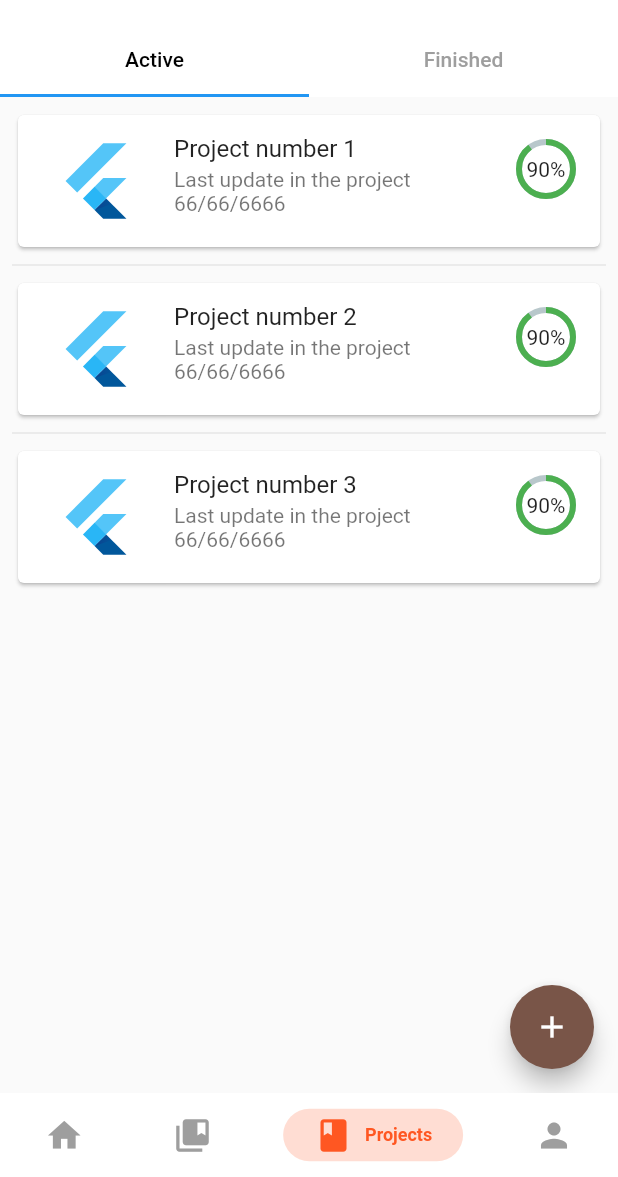
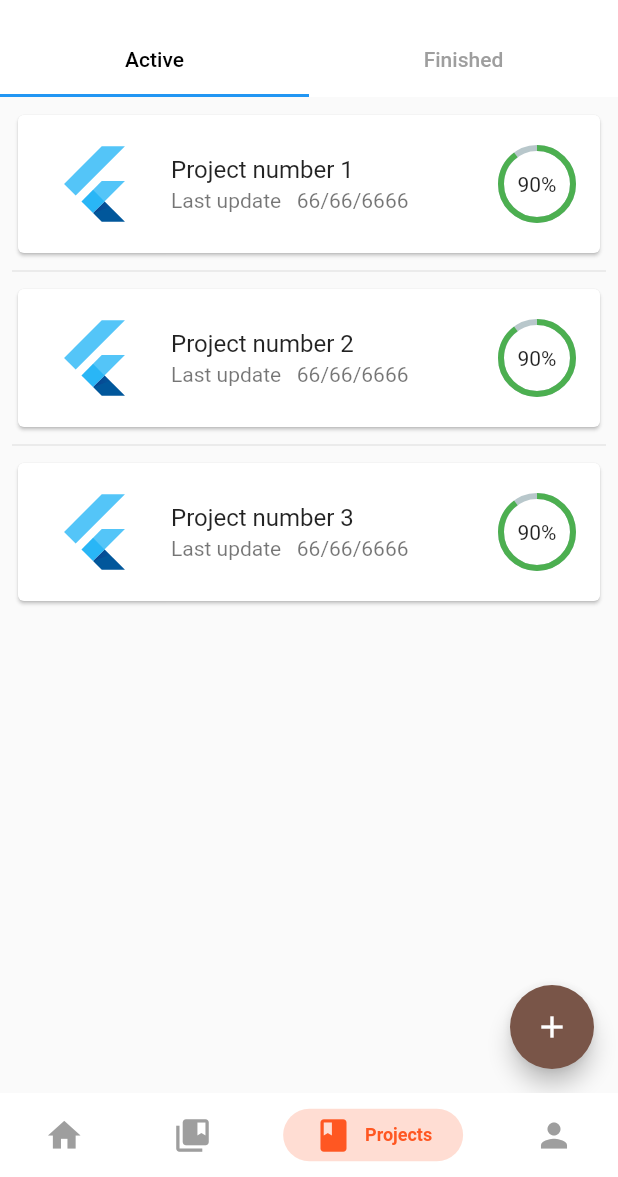
Before and after one commit to isaacRevan24/simple_flutter, a Flutter app: the screen it shows after launch, item 3 of the bottom bar chosen, on a phone screen of 412 x 824 dp, the part 59-1236 px from its top. Run offline on Flutter 3.47's test engine with Material 2 defaults, Android fonts, the phone set to English and light mode, and no system bars; drawn by our look-alikes of percent_indicator, persistent_bottom_nav_bar; our stand-ins replace page_transition; statements that could not run were skipped.

Commit message:
Detalles de los TileList de Active projects

```diff
--- a/lib/main.dart
+++ b/lib/main.dart
@@ -105,3 +105,5 @@ class _MyHomePageState extends State<MyHomePage> {
         );
   }
 }
+
+// TODO: Pasar los strings y los estilos a consts
--- a/lib/pages/widgets/profile_widgets/configuration_options.dart
+++ b/lib/pages/widgets/profile_widgets/configuration_options.dart
@@ -11,6 +11,7 @@ class ConfigurationOptions extends StatelessWidget {
   @override
   Widget build(BuildContext context) {
     return Column(
+      mainAxisAlignment: MainAxisAlignment.spaceEvenly,
       children: <Widget>[
         Card(
           child: ListTile(
--- a/lib/pages/widgets/projects_widgets/active_layout.dart
+++ b/lib/pages/widgets/projects_widgets/active_layout.dart
@@ -1,5 +1,5 @@
 import 'package:flutter/material.dart';
-import 'percent_circular_bar.dart';
+import 'package:simple_flutter/pages/widgets/projects_widgets/project_card.dart';
 
 class ActiveProjects extends StatefulWidget {
   const ActiveProjects({Key key}) : super(key: key);
@@ -20,18 +20,15 @@ class _ActiveProjectsState extends State<ActiveProjects> {
       padding: const EdgeInsets.all(8),
       itemCount: entries.length,
       itemBuilder: (BuildContext context, int index) {
+        // TODO: Refactor this widget to be a function que reciba paramentros y cree el contenido
         return Card(
-          child: ListTile(
-            leading: FlutterLogo(size: 72.0),
-            title: Text('Project number ${entries[index]}'),
-            subtitle: Text('Last update in the project  ${dates[index]}'),
-            trailing: GeneralProjectIndicator(),
-            isThreeLine: true,
-            onTap: () {},
-          ),
+          child: buildProjectCard(index, entries, dates),
         );
       },
       separatorBuilder: (BuildContext context, int index) => const Divider(),
     );
   }
 }
+
+// TODO: Ver el diseño con grid en vez de tile
+// TODO: Hacer una funcion intermedio que maneje el filtrado entre grid y tile
--- a/lib/pages/widgets/projects_widgets/percent_circular_bar.dart
+++ b/lib/pages/widgets/projects_widgets/percent_circular_bar.dart
@@ -11,7 +11,7 @@ class _GeneralProjectIndicatorState extends State<GeneralProjectIndicator> {
   @override
   Widget build(BuildContext context) {
     return CircularPercentIndicator(
-      radius: 40.0,
+      radius: 52.0,
       lineWidth: 4.0,
       percent: 0.90,
       center: Text("90%"),
--- /dev/null
+++ b/lib/pages/widgets/projects_widgets/project_card.dart
@@ -0,0 +1,17 @@
+import 'package:flutter/material.dart';
+import 'percent_circular_bar.dart';
+
+ListTile buildProjectCard(int index, List<String> entries, List<String> dates) {
+  return ListTile(
+    contentPadding: EdgeInsets.symmetric(vertical: 10, horizontal: 16),
+    leading: FlutterLogo(
+      size: 70,
+    ),
+    title: Text('Project number ${entries[index]}'),
+    subtitle: Text('Last update   ${dates[index]}'),
+    trailing: GeneralProjectIndicator(),
+    onTap: () {},
+  );
+}
+
+// TODO: Ver como meter imagenes donde va el logo
```
